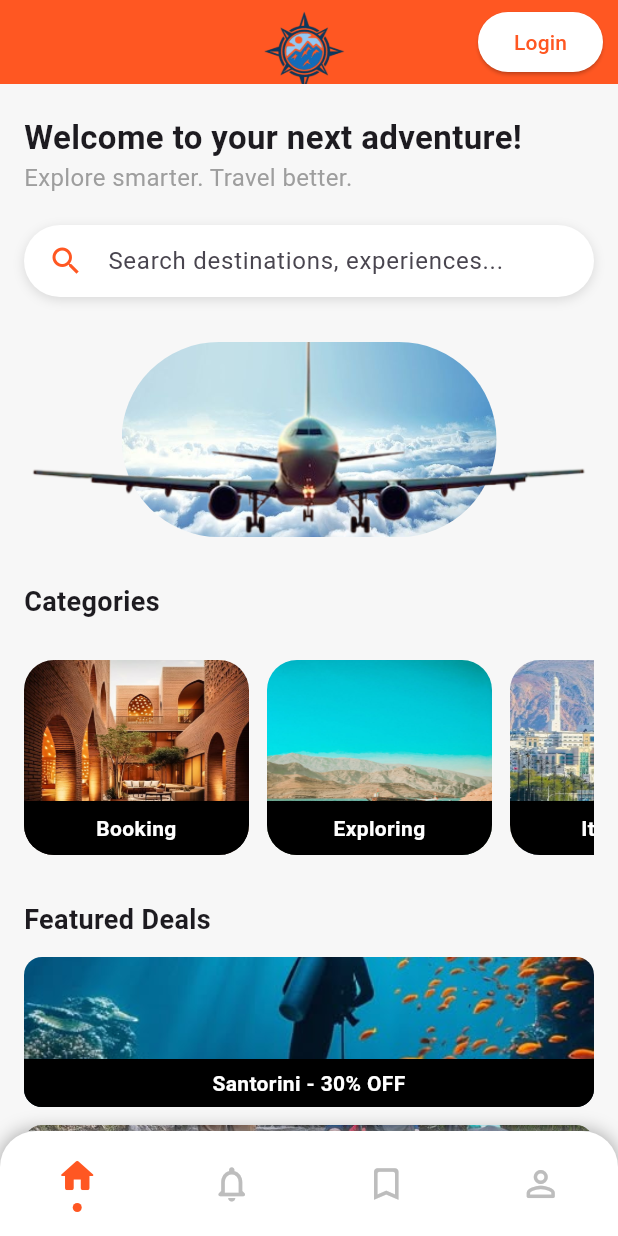
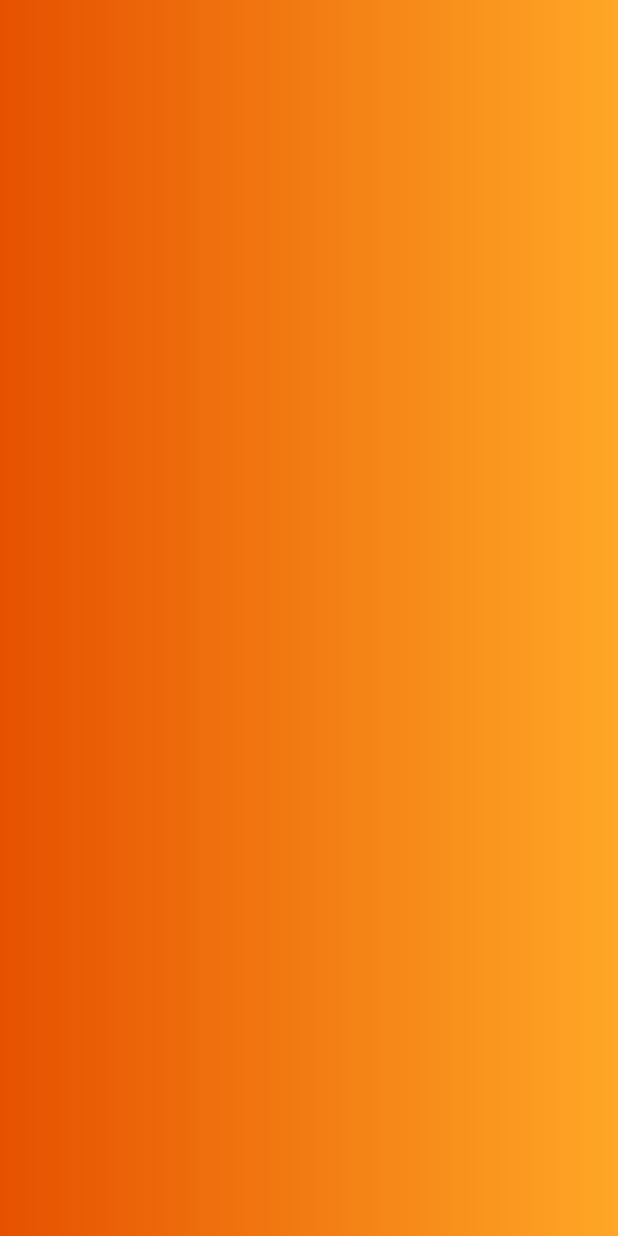
Before and after one commit to xXAlSAlMIXx-cs/PartTwo_SmartTravel, a Flutter app: the screen it shows after launch, after a tap on "Login", on a phone screen of 412 x 824 dp. Run offline on Flutter 3.47's test engine with Material 3 defaults, Android fonts, the phone set to English and light mode, and no system bars.

Commit message:
loginpage

```diff
--- /dev/null
+++ b/part1_project/lib/loginPage.dart
@@ -0,0 +1,25 @@
+import 'package:flutter/material.dart';
+
+
+class LoginPage extends StatelessWidget {
+  const LoginPage({super.key});
+
+
+  @override
+  Widget build(BuildContext context) {
+    return Scaffold(
+      body: Container(
+        decoration: BoxDecoration(
+            gradient: LinearGradient(
+                colors: [
+                  Colors.orange[900]??Colors.deepOrange
+                  , Colors.orange[400]??Colors.orange
+                ]
+            )
+        ),
+      ),
+    );
+  }
+
+
+}
--- a/part1_project/lib/main.dart
+++ b/part1_project/lib/main.dart
@@ -1,4 +1,6 @@
 import 'package:flutter/material.dart';
+
+import 'loginPage.dart';
 
 void main() {
   runApp(const TravelApp());
@@ -52,7 +54,13 @@ class _HomePageState extends State<HomePage> {
                   borderRadius: BorderRadius.circular(20),
                 ),
               ),
-              onPressed: () {},
+              onPressed: () {
+                Navigator.push(
+                  context,
+                  MaterialPageRoute(builder: (context) => LoginPage()), // 👈 navigate to LoginPage
+                );
+
+              },
               child: const Text("Login"),
             ),
           ),
```
Also changed, not shown: 125 other files.
